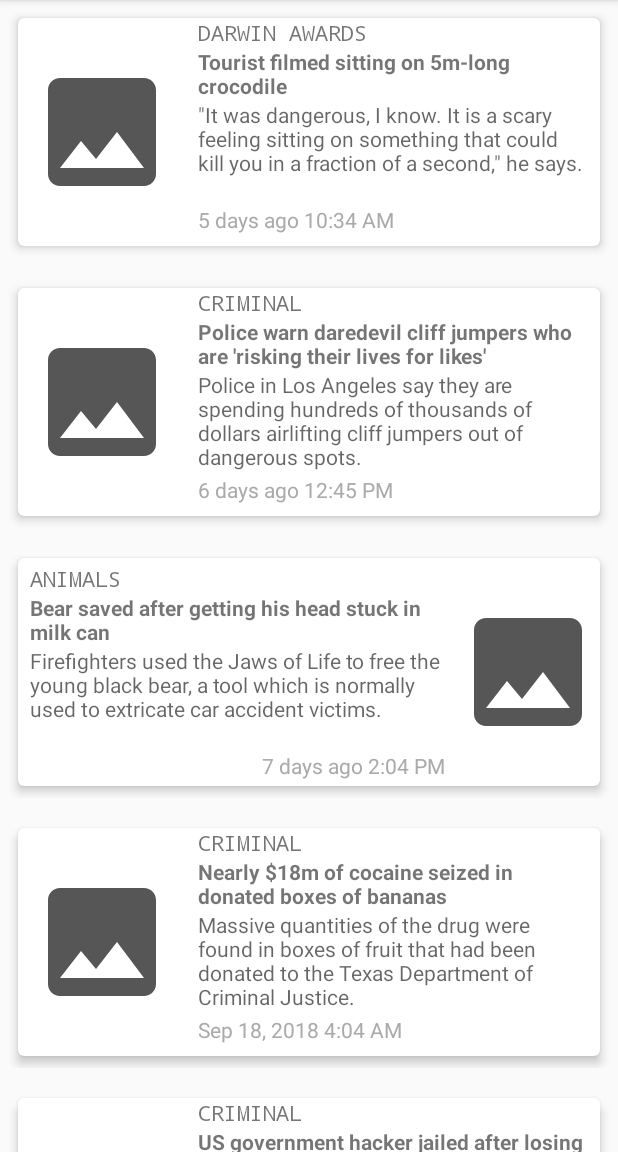
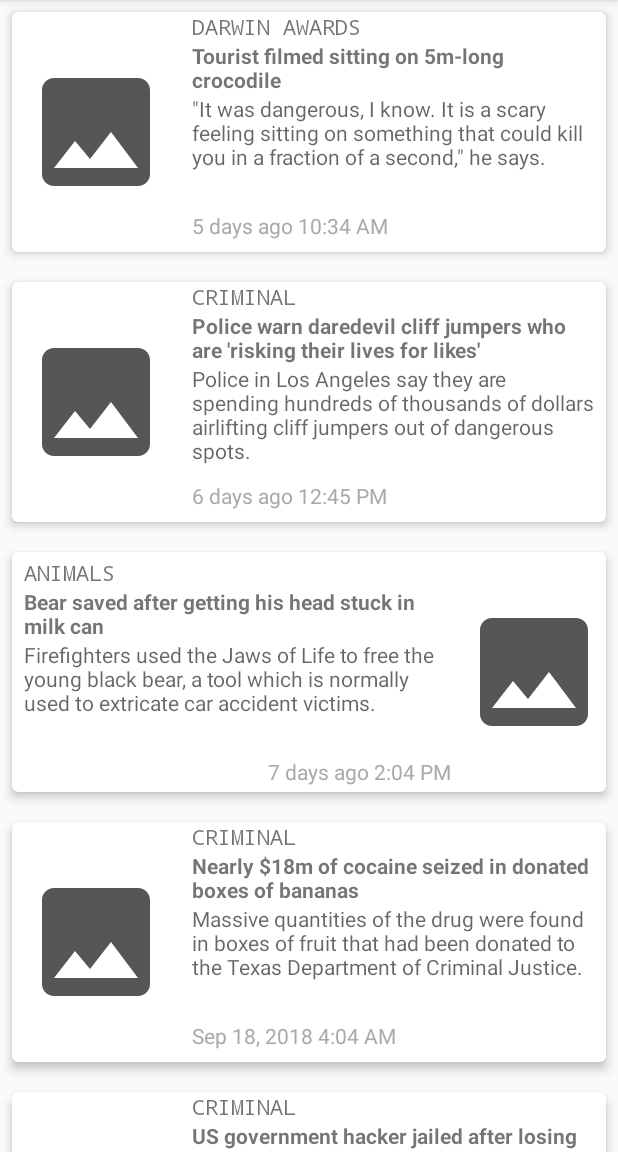
Before and after one commit to zvezd04et/newsleak, an Android app: the screen it shows after launch (NewsListActivity), on a phone screen of 412 x 824 dp, the part 84-1236 px from its top. Run offline under Robolectric (Android 15) with nearby library versions, the phone set to English and light mode, and no system bars; pictures from the network do not load.

Commit message:
deleted root LinearLayout from default_item_news.xml  and animal_item_news.xml

```diff
--- a/app/src/main/res/layout/animal_item_news.xml
+++ b/app/src/main/res/layout/animal_item_news.xml
@@ -1,17 +1,10 @@
 <?xml version="1.0" encoding="utf-8"?>
-<LinearLayout xmlns:android="http://schemas.android.com/apk/res/android"
+<androidx.cardview.widget.CardView xmlns:android="http://schemas.android.com/apk/res/android"
     xmlns:card_view="http://schemas.android.com/apk/res-auto"
     xmlns:tools="http://schemas.android.com/tools"
+    android:id="@+id/item_news_cv"
     android:layout_width="match_parent"
     android:layout_height="@dimen/news_item_height"
-    android:orientation="horizontal"
-    android:padding="@dimen/news_item_padding"
-    tools:showIn="@layout/activity_news_list">
-
-    <androidx.cardview.widget.CardView xmlns:card_view="http://schemas.android.com/apk/res-auto"
-        android:id="@+id/item_news_cv"
-        android:layout_width="match_parent"
-        android:layout_height="match_parent"
     android:layout_margin="@dimen/news_preview_padding"
     card_view:cardCornerRadius="@dimen/news_item_corner_radius"
     card_view:cardElevation="@dimen/news_item_elevation">
@@ -93,6 +86,3 @@
 
 
 </androidx.cardview.widget.CardView>
-
-
-</LinearLayout>
--- a/app/src/main/res/layout/default_item_news.xml
+++ b/app/src/main/res/layout/default_item_news.xml
@@ -1,17 +1,10 @@
 <?xml version="1.0" encoding="utf-8"?>
-<LinearLayout xmlns:android="http://schemas.android.com/apk/res/android"
+<androidx.cardview.widget.CardView xmlns:android="http://schemas.android.com/apk/res/android"
     xmlns:card_view="http://schemas.android.com/apk/res-auto"
     xmlns:tools="http://schemas.android.com/tools"
+    android:id="@+id/item_news_cv"
     android:layout_width="match_parent"
     android:layout_height="@dimen/news_item_height"
-    android:orientation="horizontal"
-    android:padding="@dimen/news_item_padding"
-    tools:showIn="@layout/activity_news_list">
-
-    <androidx.cardview.widget.CardView xmlns:card_view="http://schemas.android.com/apk/res-auto"
-        android:id="@+id/item_news_cv"
-        android:layout_width="match_parent"
-        android:layout_height="match_parent"
     android:layout_margin="@dimen/news_preview_padding"
     card_view:cardCornerRadius="@dimen/news_item_corner_radius"
     card_view:cardElevation="@dimen/news_item_elevation">
@@ -90,6 +83,3 @@
 
 
 </androidx.cardview.widget.CardView>
-
-
-</LinearLayout>
--- a/app/src/main/res/values/dimens.xml
+++ b/app/src/main/res/values/dimens.xml
@@ -11,7 +11,7 @@
     <dimen name="photo_height_portrait">240dp</dimen>
     <dimen name="photo_width_landscape">280dp</dimen>
 
-    <dimen name="news_item_height">176dp</dimen>
+    <dimen name="news_item_height">160dp</dimen>
     <dimen name="news_item_padding">4dp</dimen>
     <dimen name="news_item_corner_radius">4dp</dimen>
     <dimen name="news_item_elevation">4dp</dimen>
```
Lines whose indentation alone changed are shown as unchanged.
